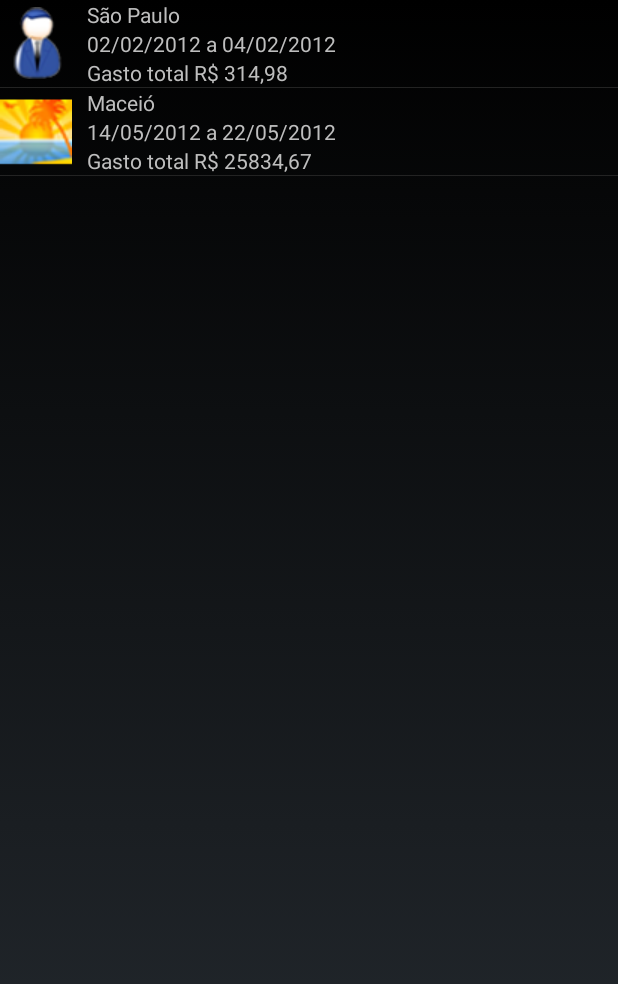
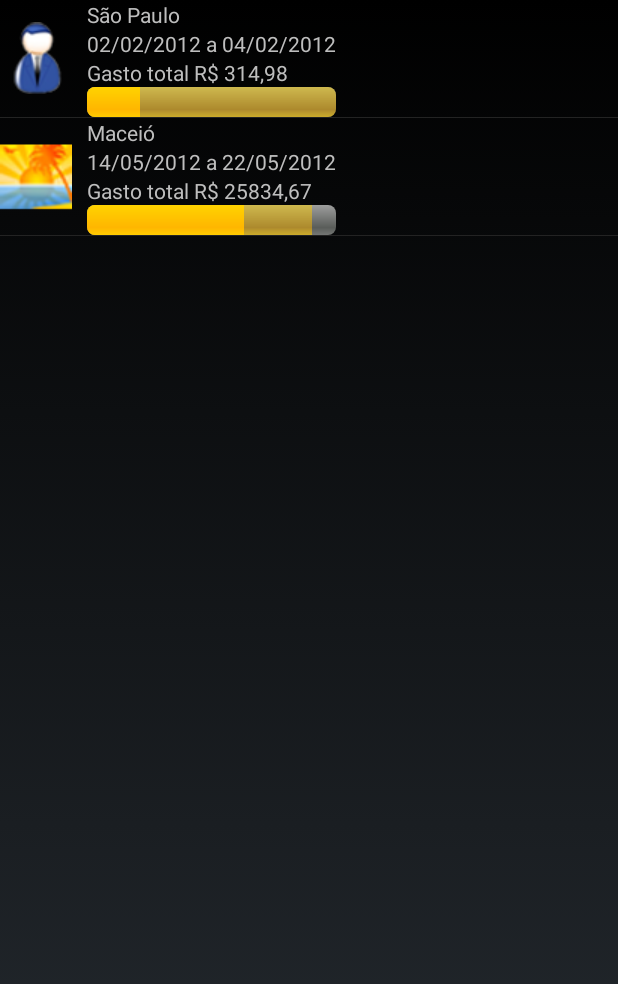
Before and after one commit to AlboVieira/BoaViagemLivro, an Android app: the ViagemListActivity screen opened directly, with no data from a screen before it, on a phone screen of 412 x 824 dp. Shown: the top 984 px of the screen. Run offline under Robolectric (Android 15) with nearby library versions, the phone set to English and light mode, and no system bars.

```diff
--- a/app/src/main/AndroidManifest.xml
+++ b/app/src/main/AndroidManifest.xml
@@ -19,6 +19,7 @@
         <activity android:name=".GastoActivity" >
         </activity>
         <activity android:name=".ViagemListActivity" />
+        <activity android:name=".ConfiguracoesActivity" />
         <activity android:name=".GastoListActivity" >
             <intent-filter>
                 <action android:name="android.intent.action.MAIN" />
--- a/app/src/main/java/br/com/albovieira/boaviagem/DashboardActivity.java
+++ b/app/src/main/java/br/com/albovieira/boaviagem/DashboardActivity.java
@@ -37,14 +37,15 @@ public class DashboardActivity extends Activity {
 			case R.id.nova_viagem:
 				startActivity(new Intent(this, ViagemActivity.class));
 				break;
-
 			case R.id.novo_gasto:
 				startActivity(new Intent(this, GastoActivity.class));
 				break;
 			case R.id.minhas_viagens:
 				startActivity(new Intent(this, ViagemListActivity.class));
 				break;
-
+			case R.id.configuracoes:
+				startActivity(new Intent(this, ConfiguracoesActivity.class));
+				break;
 		}
 	}
 }
--- a/app/src/main/java/br/com/albovieira/boaviagem/ViagemListActivity.java
+++ b/app/src/main/java/br/com/albovieira/boaviagem/ViagemListActivity.java
@@ -9,6 +9,7 @@ import android.os.Bundle;
 import android.view.View;
 import android.widget.AdapterView;
 import android.widget.AdapterView.OnItemClickListener;
+import android.widget.ProgressBar;
 import android.widget.SimpleAdapter;
 
 import java.util.ArrayList;
@@ -17,27 +18,31 @@ import java.util.List;
 import java.util.Map;
 
 public class ViagemListActivity extends ListActivity implements
-		OnItemClickListener , OnClickListener{
+		OnItemClickListener , OnClickListener, SimpleAdapter.ViewBinder{
 
 	private List<Map<String, Object>> viagens;
 	private AlertDialog alertDialog;
 	private AlertDialog confirmaDialog;
 	private int viagemSelecionada;
+	final int VALOR_TOTAL = 0;
+	final int VALOR_LIMITE = 1;
+	final int VALOR_ATUAL = 2;
 
 	@Override
 	protected void onCreate(Bundle savedInstanceState) {
 		super.onCreate(savedInstanceState);
 
-		String[] de = {"imagem", "destino", "data", "total"};
-		int[] para = {R.id.tipoViagem, R.id.destino, R.id.data, R.id.valor};
+		String[] de = {"imagem", "destino", "data", "total", "barraProgresso"};
+		int[] para = {R.id.tipoViagem, R.id.destino, R.id.data, R.id.valor, R.id.barraProgresso};
 
 		SimpleAdapter adapter = new SimpleAdapter(this, listarViagens(), R.layout.lista_viagem, de, para);
+		adapter.setViewBinder(this);
 		setListAdapter(adapter);
-
 		getListView().setOnItemClickListener(this);
 
 		this.alertDialog = criaAlertDialog();
 		this.confirmaDialog = criaDialogConfirmacao();
+
 	}
 
 	@Override
@@ -55,6 +60,7 @@ public class ViagemListActivity extends ListActivity implements
 		item.put("destino", "São Paulo");
 		item.put("data","02/02/2012 a 04/02/2012");
 		item.put("total","Gasto total R$ 314,98");
+		item.put("barraProgresso", new Double[]{1500.0, 2450.0, 314.98});
 		viagens.add(item);
 
 		item = new HashMap<String, Object>();
@@ -62,9 +68,22 @@ public class ViagemListActivity extends ListActivity implements
 		item.put("destino", "Maceió");
 		item.put("data","14/05/2012 a 22/05/2012");
 		item.put("total", "Gasto total R$ 25834,67");
+		item.put("barraProgresso", new Double[]{500.0, 450.0, 314.98});
 		viagens.add(item);
 
 		return viagens;
+	}
+
+	public boolean setViewValue(View view, Object data, String textRepresentation) {
+		if (view.getId() == R.id.barraProgresso) {
+			Double valores[] = (Double[]) data;
+			ProgressBar progressBar = (ProgressBar) view;
+			progressBar.setMax(valores[VALOR_TOTAL].intValue());
+			progressBar.setSecondaryProgress(valores[VALOR_LIMITE].intValue());
+			progressBar.setProgress(valores[VALOR_ATUAL].intValue());
+			return true;
+		}
+		return false;
 	}
 
 	@Override
--- a/app/src/main/res/layout/lista_viagem.xml
+++ b/app/src/main/res/layout/lista_viagem.xml
@@ -36,6 +36,13 @@
             android:id="@+id/valor"
             android:layout_width="wrap_content"
             android:layout_height="wrap_content" />
+        <ProgressBar
+            android:id="@+id/barraProgresso"
+            android:layout_width="fill_parent"
+            android:layout_height="wrap_content"
+            style="?android:attr/progressBarStyleHorizontal"
+            />
+
     </LinearLayout>
 
 </LinearLayout>
--- a/app/src/main/res/layout/login.xml
+++ b/app/src/main/res/layout/login.xml
@@ -44,4 +44,9 @@
         android:onClick="entrarOnClick"
         android:text="@string/entrar" />
 
+    <CheckBox
+        android:id="@+id/manterConectado"
+        android:layout_width="wrap_content"
+        android:layout_height="wrap_content"
+        android:text="@string/manter_conectado" />
 </LinearLayout>
--- a/app/src/main/res/layout/viagem.xml
+++ b/app/src/main/res/layout/viagem.xml
@@ -90,4 +90,5 @@
         android:onClick="criarViagem"
         android:text="@string/criar_nova_viagem" />
 
+
 </TableLayout>
```
Also changed, not shown: app/src/main/java/br/com/albovieira/boaviagem/BoaViagemActivity.java (+20 -1 lines), app/src/main/java/br/com/albovieira/boaviagem/ConfiguracoesActivity.java (added, +14 -0 lines), app/src/main/res/values/strings.xml (+7 -0 lines), app/src/main/res/xml/preferencias.xml (added, +18 -0 lines).
